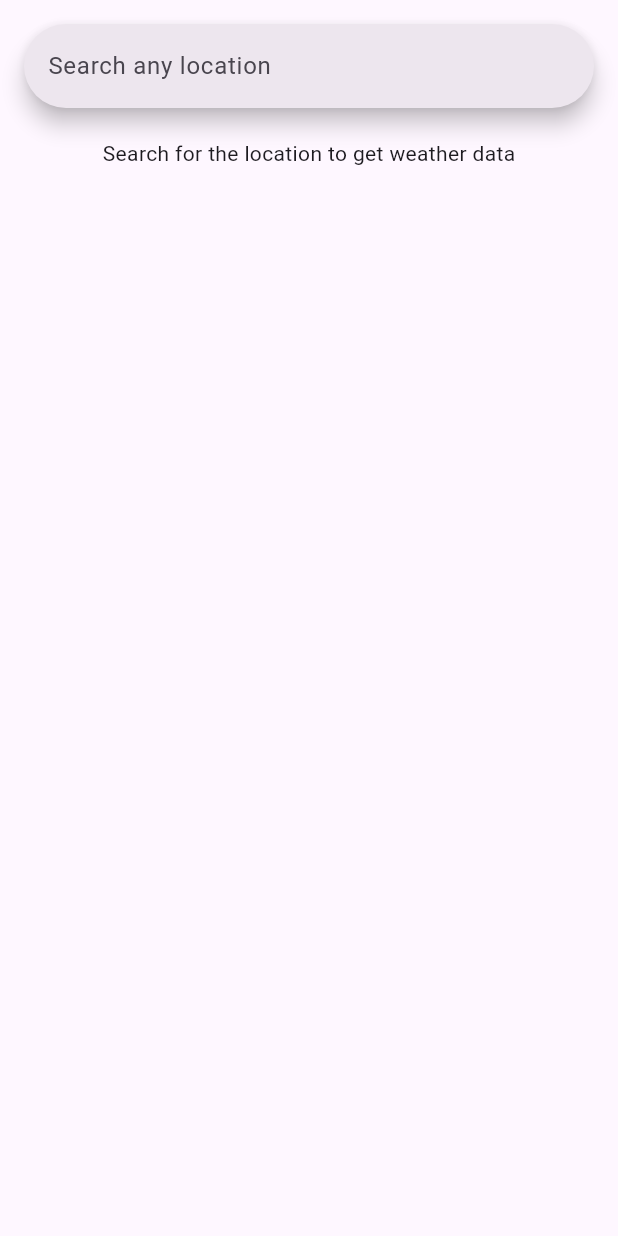
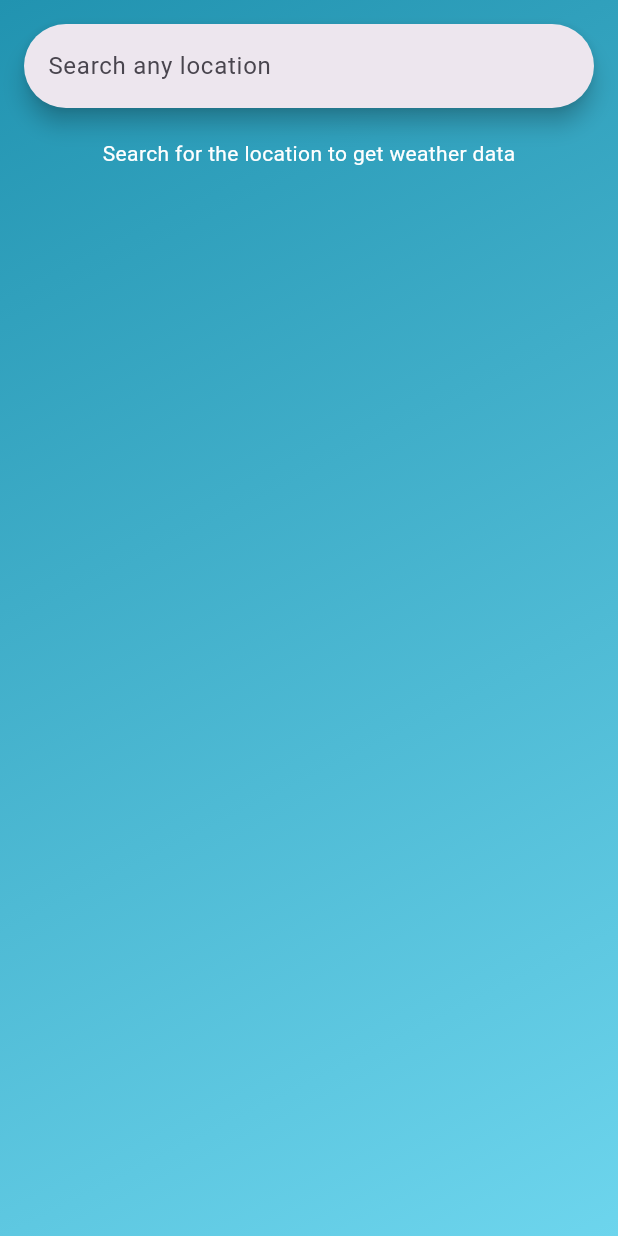
Before and after one commit to sudeepasaranga/Climate-App, a Flutter app: the screen it shows after launch, on a phone screen of 412 x 824 dp. Run offline on Flutter 3.47's test engine with Material 3 defaults, Android fonts, the phone set to English and light mode, and no system bars.

Commit message:
last commit

```diff
--- a/weather_app/lib/homepage.dart
+++ b/weather_app/lib/homepage.dart
@@ -10,47 +10,58 @@ class Homepage extends StatefulWidget {
 }
 
 class _HomepageState extends State<Homepage> {
-
   ApiResponse? response;
   bool inProgress = false;
   String message = "Search for the location to get weather data";
 
-
   @override
   Widget build(BuildContext context) {
-    return SafeArea(child: Scaffold(
+    return SafeArea(
+      child: Scaffold(
         body: Container(
           padding: const EdgeInsets.all(16),
+          decoration: const BoxDecoration(
+            gradient: LinearGradient(
+              begin: Alignment.topLeft,
+              end: Alignment.bottomRight,
+              colors: [Color(0xFF2193b0), Color(0xFF6dd5ed)],
+            ),
+          ),
           child: Column(
             children: [
               _buildSearchWidget(),
               const SizedBox(height: 20),
-            if(inProgress)
-            CircularProgressIndicator()
+              if (inProgress)
+                const CircularProgressIndicator(
+                  valueColor: AlwaysStoppedAnimation<Color>(Colors.white),
+                )
               else
                 Expanded(
-              child:  SingleChildScrollView(child:  _buildWeatherWidget())
+                  child: SingleChildScrollView(child: _buildWeatherWidget()),
                 ),
-
             ],
           ),
         ),
-    ));
+      ),
+    );
   }
 
-   Widget _buildSearchWidget(){
+  Widget _buildSearchWidget() {
     return SearchBar(
       hintText: "Search any location",
-      onSubmitted: (value){
+      onSubmitted: (value) {
         _getWeatherData(value);
       },
     );
   }
 
   Widget _buildWeatherWidget() {
-      if (response == null){
-        return Text(message);
-      }else{
+    if (response == null) {
+      return Text(
+        message,
+        style: const TextStyle(color: Colors.white),
+      );
+    } else {
       return Column(
         crossAxisAlignment: CrossAxisAlignment.start,
         children: [
@@ -60,20 +71,24 @@ class _HomepageState extends State<Homepage> {
               const Icon(
                 Icons.location_on,
                 size: 50,
+                color: Colors.white,
               ),
               Text(
                 response?.location?.name ?? "",
-                    style: TextStyle(
+                style: const TextStyle(
                   fontSize: 40,
                   fontWeight: FontWeight.w300,
-
+                  color: Colors.white,
+                  fontFamily: 'Poppins'
                 ),
               ),
               Text(
                 response?.location?.country ?? "",
-                    style: TextStyle(
+                style: const TextStyle(
                   fontSize: 20,
                   fontWeight: FontWeight.w300,
+                  color: Colors.white70,
+                  fontFamily: 'Poppins'
                 ),
               )
             ],
@@ -84,38 +99,40 @@ class _HomepageState extends State<Homepage> {
             children: [
               Padding(
                 padding: const EdgeInsets.all(8.0),
-                    child:Text(
-                        (response?.current?.tempC.toString() ?? "")+" °c",
-                        style: TextStyle(
+                child: Text(
+                  (response?.current?.tempC.toString() ?? "") + " °C",
+                  style: const TextStyle(
                     fontSize: 60,
                     fontWeight: FontWeight.bold,
+                    color: Colors.white,
+                    fontFamily: 'Poppins'
                   ),
                 ),
               ),
-
               Text(
-                    (response?.current?.condition?.text.toString() ?? "")+" °c",
-                    style: TextStyle(
+                response?.current?.condition?.text.toString() ?? "",
+                style: const TextStyle(
                   fontSize: 20,
                   fontWeight: FontWeight.w500,
+                  color: Colors.white70,
+                  fontFamily: 'Poppins'
                 ),
-                  )
+              ),
             ],
           ),
           Center(
             child: SizedBox(
               height: 200,
-                  child:Image.network(
+              child: Image.network(
                 "https:${response?.current?.condition?.icon}"
-                    .replaceAll("64x64","128x128" ),
+                    .replaceAll("64x64", "128x128"),
                 scale: 0.7,
-                  )
-                )
               ),
-
+            ),
+          ),
           Card(
             elevation: 4,
-                color: Colors.white,
+            color: Colors.white70,
             child: Column(
               children: [
                 Row(
@@ -123,21 +140,21 @@ class _HomepageState extends State<Homepage> {
                   children: [
                     _dataAndTitleWidget("Humidity",
                         response?.current?.humidity?.toString() ?? ""),
-                        _dataAndTitleWidget("Wind Speed",
-                         "${response?.current?.windKph?.toString() ?? ""} + km/h")
+                    _dataAndTitleWidget(
+                        "Wind Speed",
+                        "${response?.current?.windKph?.toString() ?? ""} km/h"),
                   ],
                 ),
-
                 Row(
                   mainAxisAlignment: MainAxisAlignment.spaceAround,
                   children: [
-                        _dataAndTitleWidget("UV",
-                            response?.current?.uv?.toString() ?? ""),
-                        _dataAndTitleWidget("Percipitation",
-                         "${response?.current?.precipMm?.toString() ?? ""} + mm")
+                    _dataAndTitleWidget(
+                        "UV", response?.current?.uv?.toString() ?? ""),
+                    _dataAndTitleWidget(
+                        "Precipitation",
+                        "${response?.current?.precipMm?.toString() ?? ""} mm"),
                   ],
                 ),
-
                 Row(
                   mainAxisAlignment: MainAxisAlignment.spaceAround,
                   children: [
@@ -147,28 +164,15 @@ class _HomepageState extends State<Homepage> {
                         response?.location?.localtime?.split(" ").first ?? ""),
                   ],
                 ),
-
-                    Row(
-                      mainAxisAlignment: MainAxisAlignment.spaceAround,
-                      children: [
-                        _dataAndTitleWidget("Humidity",
-                            response?.current?.humidity?.toString() ?? ""),
-                        _dataAndTitleWidget("Wind Speed",
-                         "${response?.current?.windKph?.toString() ?? ""} + km/h")
-                      ],
-                    ),
-
               ],
             ),
           )
-
         ],
       );
     }
   }
 
-   Widget _dataAndTitleWidget(String title,String data){
-
+  Widget _dataAndTitleWidget(String title, String data) {
     return Padding(
       padding: const EdgeInsets.all(18.0),
       child: Column(
@@ -176,48 +180,41 @@ class _HomepageState extends State<Homepage> {
           Text(
             data,
             style: const TextStyle(
-                    color:Colors.black87,
+              color: Colors.black87,
               fontWeight: FontWeight.w600,
-
+              fontFamily: 'Poppins'
             ),
           ),
           Text(
             title,
             style: const TextStyle(
               fontSize: 27,
-                    color:Colors.black87,
+              color: Colors.black87,
               fontWeight: FontWeight.w600,
-
+              fontFamily: 'Poppins'
             ),
           ),
         ],
-          ) ,
+      ),
     );
-
   }
 
-   _getWeatherData(String location)async{
+  _getWeatherData(String location) async {
     setState(() {
       inProgress = true;
     });
 
-    try{
-
+    try {
       response = await WeatherApi().getCurrentWeather(location);
-    }catch(e){
+    } catch (e) {
       setState(() {
         message = "Failed to get weather";
         response = null;
-
       });
-
-    }finally{
-
+    } finally {
       setState(() {
         inProgress = false;
       });
     }
-
-
   }
 }
--- a/weather_app/pubspec.yaml
+++ b/weather_app/pubspec.yaml
@@ -52,12 +52,15 @@ dev_dependencies:
 # following page: https://dart.dev/tools/pub/pubspec
 
 # The following section is specific to Flutter packages.
-flutter:
+
 
   # The following line ensures that the Material Icons font is
   # included with your application, so that you can use the icons in
   # the material Icons class.
+flutter:
+
   uses-material-design: true
+
 
   # To add assets to your application, add an assets section, like this:
   # assets:
```
Also changed, not shown: weather_app/fonts/Poppins-Bold.ttf (added), weather_app/fonts/Poppins-Regular.ttf (added). Lines whose indentation alone changed are shown as unchanged.
